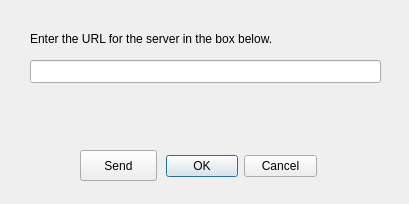
Above: Experimental/VaporIntrusionGUI/VaporIntrusionDelegate/SendDialog.ui from perryiv/cadkit before the change. Below: the same form after it.
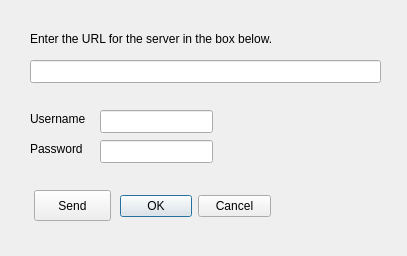
That is the form after the change.

Commit message: - added a username and password box to the send dialog

```diff
--- a/Experimental/VaporIntrusionGUI/VaporIntrusionDelegate/SendDialog.ui
+++ b/Experimental/VaporIntrusionGUI/VaporIntrusionDelegate/SendDialog.ui
@@ -5,8 +5,8 @@
    <rect>
     <x>0</x>
     <y>0</y>
-    <width>409</width>
-    <height>204</height>
+    <width>407</width>
+    <height>256</height>
    </rect>
   </property>
   <property name="windowTitle" >
@@ -15,8 +15,8 @@
   <widget class="QDialogButtonBox" name="buttonBox" >
    <property name="geometry" >
     <rect>
-     <x>166</x>
-     <y>150</y>
+     <x>120</x>
+     <y>190</y>
      <width>151</width>
      <height>32</height>
     </rect>
@@ -54,8 +54,8 @@
   <widget class="QPushButton" name="sendButton" >
    <property name="geometry" >
     <rect>
-     <x>80</x>
-     <y>150</y>
+     <x>34</x>
+     <y>190</y>
      <width>77</width>
      <height>31</height>
     </rect>
@@ -64,6 +64,55 @@
     <string>Send</string>
    </property>
   </widget>
+  <widget class="QLabel" name="label_2" >
+   <property name="geometry" >
+    <rect>
+     <x>30</x>
+     <y>110</y>
+     <width>61</width>
+     <height>18</height>
+    </rect>
+   </property>
+   <property name="text" >
+    <string>Username</string>
+   </property>
+  </widget>
+  <widget class="QLabel" name="label_3" >
+   <property name="geometry" >
+    <rect>
+     <x>30</x>
+     <y>140</y>
+     <width>61</width>
+     <height>18</height>
+    </rect>
+   </property>
+   <property name="text" >
+    <string>Password</string>
+   </property>
+  </widget>
+  <widget class="QLineEdit" name="lineEdit" >
+   <property name="geometry" >
+    <rect>
+     <x>100</x>
+     <y>110</y>
+     <width>113</width>
+     <height>23</height>
+    </rect>
+   </property>
+  </widget>
+  <widget class="QLineEdit" name="lineEdit_2" >
+   <property name="geometry" >
+    <rect>
+     <x>100</x>
+     <y>140</y>
+     <width>113</width>
+     <height>23</height>
+    </rect>
+   </property>
+   <property name="echoMode" >
+    <enum>QLineEdit::Password</enum>
+   </property>
+  </widget>
  </widget>
  <resources/>
  <connections>
```
The commit also changes 1 other file.
